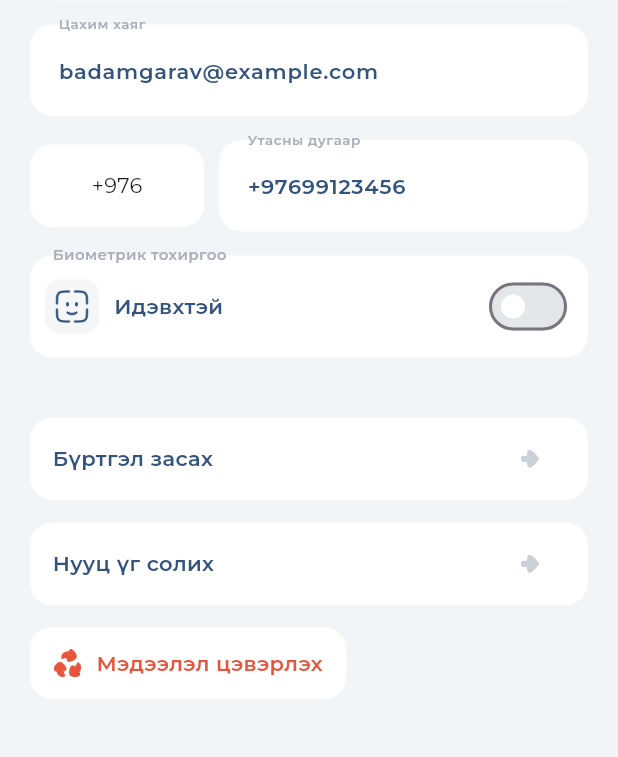
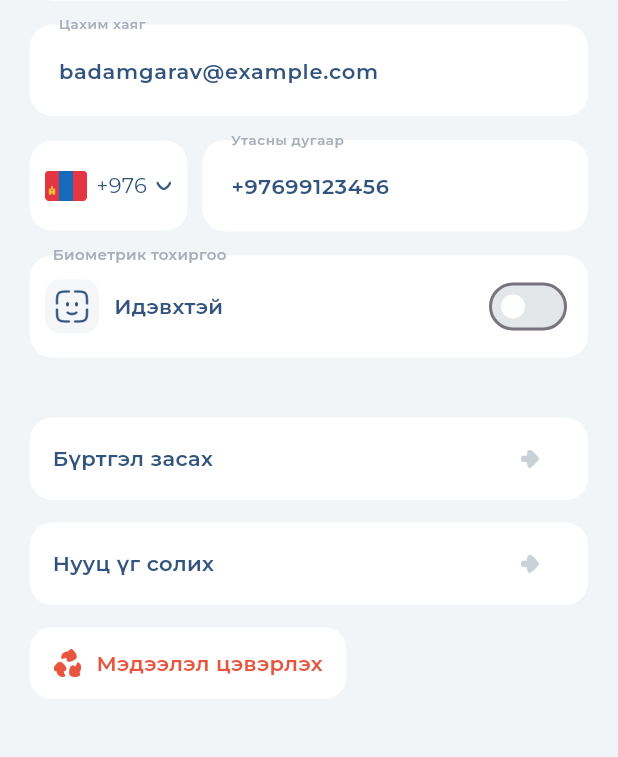
Before and after one commit to Todkhuu/audio_app, a Flutter app: the MyProfileScreen screen opened directly with sample values from the repository, on a phone screen of 412 x 824 dp, the part 187-944 px from its top. Run offline on Flutter 3.47's test engine with Material 3 defaults, Android fonts, the light colour scheme and no system bars; our stand-ins replace audio_video_progress_bar, carousel_slider, dio, flutter_dash, google_fonts, just_audio and 1 more; accounts and stored records are empty.

Commit message:
fixed CountryPhoneSelector

```diff
--- a/lib/screens/auth/signup_steps/signup_first.dart
+++ b/lib/screens/auth/signup_steps/signup_first.dart
@@ -25,6 +25,7 @@ class SignupFirst extends StatelessWidget {
         Form(
           key: formKey,
           child: Row(
+            crossAxisAlignment: CrossAxisAlignment.start,
             children: [
               Container(
                 width: 105,
--- a/lib/screens/my_profile/widgets/phone_field.dart
+++ b/lib/screens/my_profile/widgets/phone_field.dart
@@ -1,3 +1,4 @@
+import 'package:audio_app_2/screens/auth/forget_steps/forget_first/country_phone_selector.dart';
 import 'package:audio_app_2/screens/my_profile/widgets/custom_text_field.dart';
 import 'package:flutter/material.dart';
 
@@ -11,14 +12,14 @@ class PhoneField extends StatelessWidget {
     return Row(
       children: [
         Container(
-          width: 116,
-          height: 55,
+          width: 105,
+          height: 60,
           decoration: BoxDecoration(
             color: Colors.white,
             borderRadius: BorderRadius.circular(15),
           ),
-          alignment: Alignment.center,
-          child: const Text('+976'),
+          padding: const EdgeInsets.only(left: 10),
+          child: CountryPhoneSelector(),
         ),
         const SizedBox(width: 10),
         Expanded(
```
Also changed, not shown: lib/screens/auth/forget_steps/forget_first.dart (+5 -6 lines).
